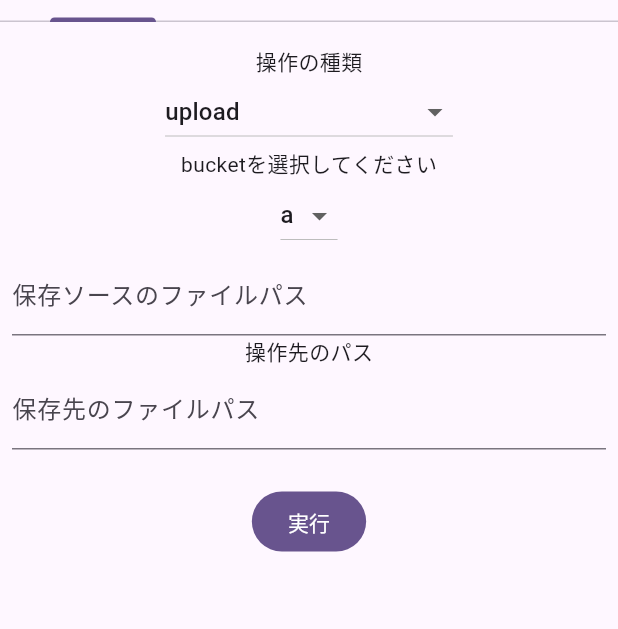
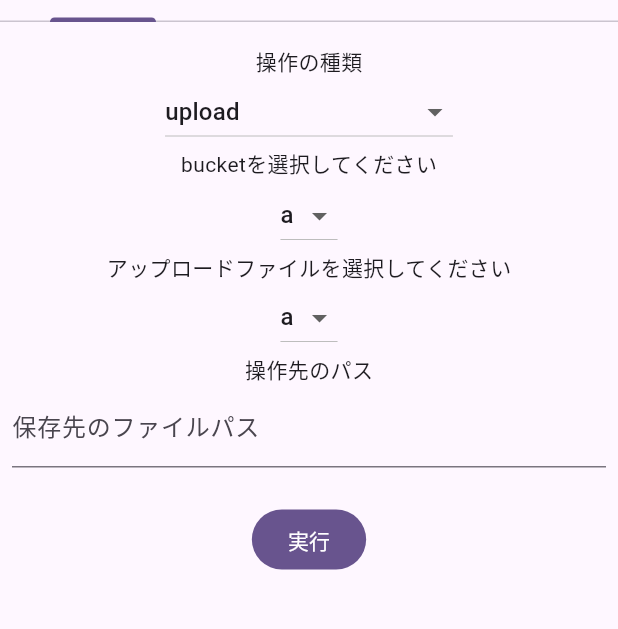
Before and after one commit to Pregum/supabase_storage_rls_practice, a Flutter app: the screen it shows once a user with an empty profile is signed in, on a phone screen of 412 x 824 dp, the part 134-763 px from its top. Run offline on Flutter 3.47's test engine with Material 3 defaults, Android fonts, the phone set to English and light mode, and no system bars; our stand-ins replace auto_route, flutter_hooks, freezed_annotation, gap, hooks_riverpod, logger and 2 more; accounts and stored records are empty; generated files the repository leaves out were written again.

Commit message:
wip: アップロードソースファイル選択UIの実装中

```diff
--- a/lib/ui/pages/play_ground/upload_options_form.dart
+++ b/lib/ui/pages/play_ground/upload_options_form.dart
@@ -35,16 +35,22 @@ class UploadOptionsForm extends HookConsumerWidget {
               parameter.value = parameter.value.copyWith(bucketKind: newValue);
             },
           ),
-          TextField(
-            controller: sourceFilePathController,
-            onChanged: (value) {
-              sourceFilePathController.text = value;
-              parameter.value = parameter.value.copyWith(sourceFilePath: value);
+          const Text('アップロードファイルを選択してください'),
+          DropdownButton(
+            value: parameter.value.bucketKind,
+            items: [
+              for (final bucketKind in BucketKind.values)
+                DropdownMenuItem(
+                  value: bucketKind,
+                  child: Text(bucketKind.name),
+                ),
+            ],
+            onChanged: (newValue) {
+              if (newValue == null) {
+                return;
+              }
+              parameter.value = parameter.value.copyWith(bucketKind: newValue);
             },
-            decoration: const InputDecoration(
-              labelText: '保存ソースのファイルパス',
-              hintText: '保存ソースのファイルパスを入力してください',
-            ),
           ),
           const Text('操作先のパス'),
           TextField(
```
